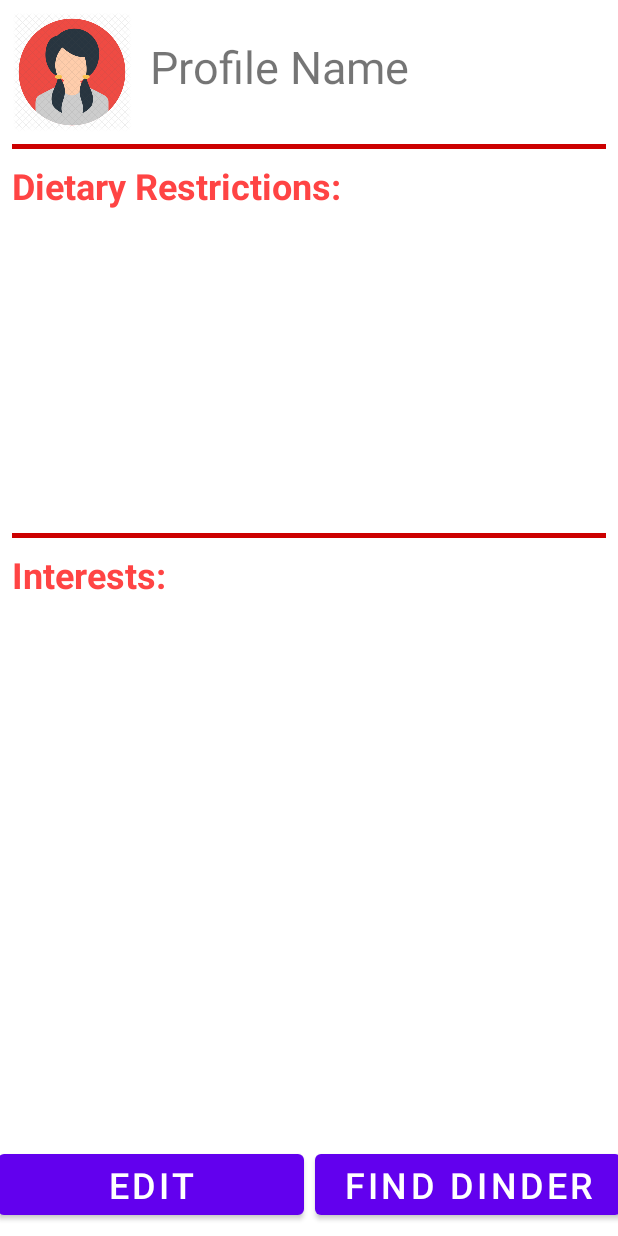
After one commit to mherna31/DinderFE, an Android app: the layout activity_profile_display.xml on its own in the app's theme, with its tools: preview values and no code run, on a phone screen of 412 x 824 dp. The commit adds this screen. Run offline under Robolectric (Android 15) with nearby library versions, the phone set to English and light mode, and no system bars.

Commit message:
-Added new display activity and a bunch of other stuff

```diff
--- a/app/src/main/res/layout/activity_main.xml
+++ b/app/src/main/res/layout/activity_main.xml
@@ -8,13 +8,13 @@
     tools:context=".MainActivity">
 
     <Button
-        android:id="@+id/buttonFindDinder"
+        android:id="@+id/buttonSave"
         android:layout_width="0dp"
         android:layout_height="wrap_content"
         android:layout_marginStart="8dp"
         android:layout_marginEnd="8dp"
         android:layout_marginBottom="16dp"
-        android:text="@string/textFindDinder"
+        android:text="@string/textSave"
         android:textSize="24sp"
         app:layout_constraintBottom_toBottomOf="parent"
         app:layout_constraintEnd_toEndOf="parent"
--- /dev/null
+++ b/app/src/main/res/layout/activity_profile_display.xml
@@ -0,0 +1,135 @@
+<?xml version="1.0" encoding="utf-8"?>
+<androidx.constraintlayout.widget.ConstraintLayout xmlns:android="http://schemas.android.com/apk/res/android"
+    xmlns:app="http://schemas.android.com/apk/res-auto"
+    xmlns:tools="http://schemas.android.com/tools"
+    android:layout_width="match_parent"
+    android:layout_height="match_parent"
+    tools:context=".ProfileDisplayActivity">
+
+    <ListView
+        android:id="@+id/listInterest"
+        android:layout_width="0dp"
+        android:layout_height="0dp"
+        android:layout_marginStart="8dp"
+        android:layout_marginTop="8dp"
+        android:layout_marginEnd="8dp"
+        android:layout_marginBottom="8dp"
+        app:layout_constraintBottom_toTopOf="@+id/buttonEdit"
+        app:layout_constraintEnd_toEndOf="parent"
+        app:layout_constraintHorizontal_bias="0.326"
+        app:layout_constraintStart_toStartOf="parent"
+        app:layout_constraintTop_toBottomOf="@+id/textView5"
+        app:layout_constraintVertical_bias="0.39" />
+
+    <View
+        android:id="@+id/view3"
+        android:layout_width="80dp"
+        android:layout_height="80dp"
+        android:layout_marginStart="8dp"
+        android:layout_marginTop="8dp"
+        android:background="@drawable/clipart2931307"
+        app:layout_constraintStart_toStartOf="parent"
+        app:layout_constraintTop_toTopOf="parent" />
+
+    <TextView
+        android:id="@+id/profileName"
+        android:layout_width="272dp"
+        android:layout_height="45dp"
+        android:layout_marginStart="12dp"
+        android:layout_marginTop="24dp"
+        android:text="@string/ProfileName"
+        android:textSize="30sp"
+        app:layout_constraintStart_toEndOf="@+id/view3"
+        app:layout_constraintTop_toTopOf="parent" />
+
+    <TextView
+        android:id="@+id/textView5"
+        android:layout_width="wrap_content"
+        android:layout_height="wrap_content"
+        android:layout_marginStart="8dp"
+        android:layout_marginTop="8dp"
+        android:text="@string/textInterest"
+        android:textColor="@android:color/holo_red_light"
+        android:textSize="24sp"
+        android:textStyle="bold"
+        app:layout_constraintStart_toStartOf="parent"
+        app:layout_constraintTop_toBottomOf="@+id/view8" />
+
+    <TextView
+        android:id="@+id/textView4"
+        android:layout_width="wrap_content"
+        android:layout_height="wrap_content"
+        android:layout_marginStart="8dp"
+        android:layout_marginTop="8dp"
+        android:text="@string/textDiets"
+        android:textColor="@android:color/holo_red_light"
+        android:textSize="24sp"
+        android:textStyle="bold"
+        app:layout_constraintStart_toStartOf="parent"
+        app:layout_constraintTop_toBottomOf="@+id/view" />
+
+    <View
+        android:id="@+id/view"
+        android:layout_width="0dp"
+        android:layout_height="3dp"
+        android:layout_marginStart="8dp"
+        android:layout_marginTop="8dp"
+        android:layout_marginEnd="8dp"
+        android:background="@android:color/holo_red_dark"
+        app:layout_constraintEnd_toEndOf="parent"
+        app:layout_constraintStart_toStartOf="parent"
+        app:layout_constraintTop_toBottomOf="@+id/view3" />
+
+    <View
+        android:id="@+id/view8"
+        android:layout_width="0dp"
+        android:layout_height="3dp"
+        android:layout_marginStart="8dp"
+        android:layout_marginTop="256dp"
+        android:layout_marginEnd="8dp"
+        android:background="@android:color/holo_red_dark"
+        app:layout_constraintEnd_toEndOf="parent"
+        app:layout_constraintHorizontal_bias="0.0"
+        app:layout_constraintStart_toStartOf="parent"
+        app:layout_constraintTop_toBottomOf="@+id/view" />
+
+    <ListView
+        android:id="@+id/listDiet"
+        android:layout_width="0dp"
+        android:layout_height="0dp"
+        android:layout_marginStart="8dp"
+        android:layout_marginTop="8dp"
+        android:layout_marginEnd="8dp"
+        android:layout_marginBottom="8dp"
+        app:layout_constraintBottom_toTopOf="@+id/view8"
+        app:layout_constraintEnd_toEndOf="parent"
+        app:layout_constraintStart_toStartOf="parent"
+        app:layout_constraintTop_toBottomOf="@+id/textView4" />
+
+    <Button
+        android:id="@+id/buttonEdit"
+        android:layout_width="204dp"
+        android:layout_height="wrap_content"
+        android:layout_marginStart="8dp"
+        android:layout_marginEnd="4dp"
+        android:layout_marginBottom="8dp"
+        android:text="@string/textEdit"
+        android:textSize="24sp"
+        app:layout_constraintBottom_toBottomOf="parent"
+        app:layout_constraintEnd_toStartOf="@+id/buttonFindDinder"
+        app:layout_constraintStart_toStartOf="parent" />
+
+    <Button
+        android:id="@+id/buttonFindDinder"
+        android:layout_width="204dp"
+        android:layout_height="wrap_content"
+        android:layout_marginStart="4dp"
+        android:layout_marginEnd="8dp"
+        android:layout_marginBottom="8dp"
+        android:textSize="24sp"
+        android:text="@string/textFindDinder"
+        app:layout_constraintBottom_toBottomOf="parent"
+        app:layout_constraintEnd_toEndOf="parent"
+        app:layout_constraintStart_toEndOf="@+id/buttonEdit" />
+
+</androidx.constraintlayout.widget.ConstraintLayout>
--- a/app/src/main/res/values/strings.xml
+++ b/app/src/main/res/values/strings.xml
@@ -19,6 +19,8 @@
     <string name="textMusic">Music</string>
     <string name="textBooks">Books</string>
     <string name="textGames">Games</string>
+    <string name="textSave">Save Profile</string>
+    <string name="textEdit">Edit</string>
     <string name="textWhatWouldYouLike">What Would You LIke To Eat?</string>
     <string name="textOr">Or</string>
     <string name="textSurprise">Surprise Me!</string>
@@ -40,4 +42,5 @@
     </string-array>
     <string name="title_activity_food_maps">Map</string>
 
+
 </resources>
```
Also changed, not shown: app/src/main/AndroidManifest.xml (+3 -5 lines), app/src/main/java/com/example/dinderfe/FindDinderActivity.java (+9 -0 lines), app/src/main/java/com/example/dinderfe/MainActivity.java (+68 -5 lines), app/src/main/java/com/example/dinderfe/ProfileDisplayActivity.java (added, +61 -0 lines).
